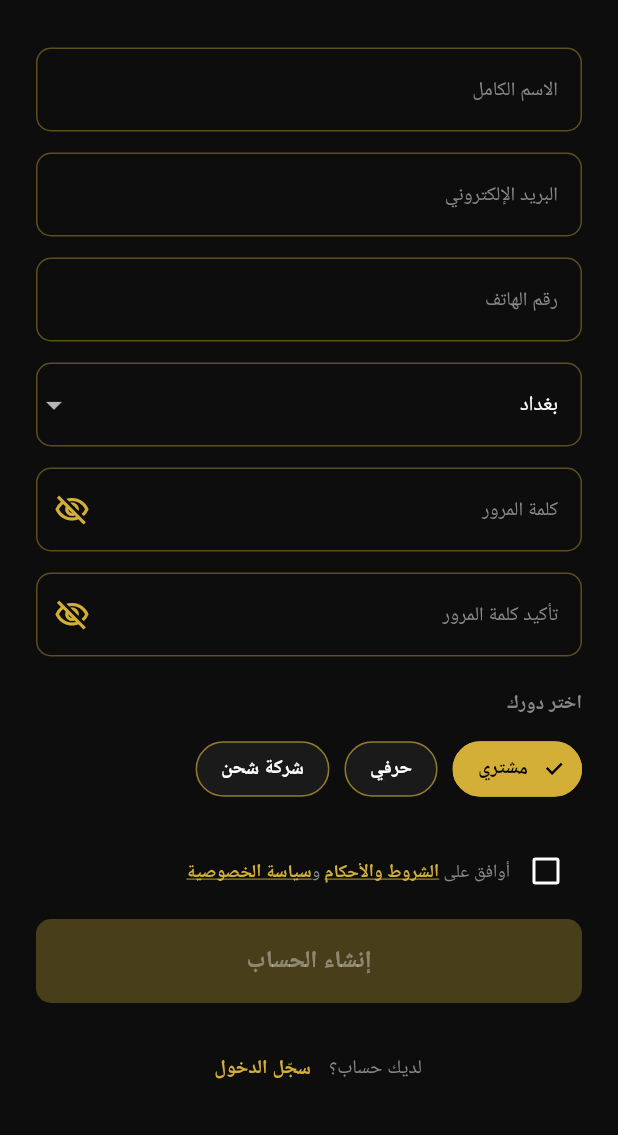
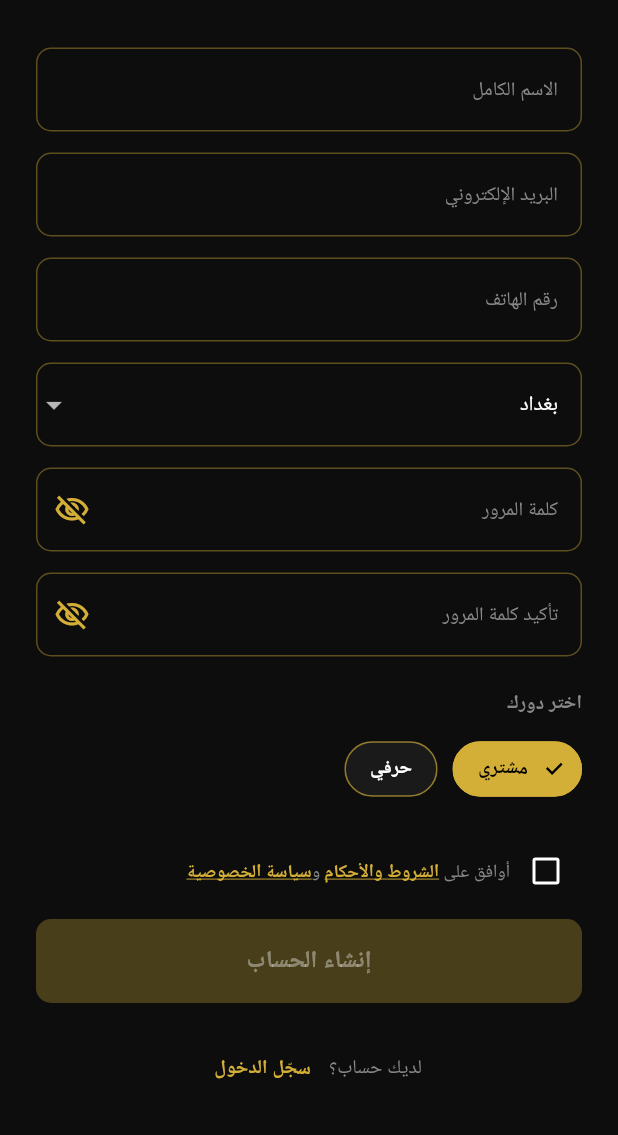
Before and after one commit to btar457/AL_HIRFA, a Flutter app: the RegisterScreen screen opened directly, on a phone screen of 412 x 824 dp, the part 101-1236 px from its top. Run offline on Flutter 3.47's test engine with Material 3 defaults, Android fonts, the phone set to English and light mode, and no system bars; our stand-ins replace app_links, cached_network_image, cloud_firestore, connectivity_plus, firebase_auth, firebase_core and 7 more; missing offline and left inert: aws_common, aws_signature_v4, firebase_app_check; accounts and stored records are empty; Roboto replaces fonts that are missing (Cairo).

Commit message:
Hide shipping-company registration option (shipping paused temporarily)
Removed the "شركة شحن" entry from onboarding_screen.dart's role grid
and register_screen.dart's role chips, so no new shipping-company
accounts can be created while the section is closed. ShippingRegisterScreen
and all underlying shipping code stay untouched — only the entry point
into it is hidden, matching the decision to keep shipping reversible.

Co-Authored-By: Claude Sonnet 5 <noreply@anthropic.com>
Claude-Session: https://claude.ai/code/session_01FCDWfnfAF6vDU23EdbefGp

```diff
--- a/lib/screens/auth/onboarding_screen.dart
+++ b/lib/screens/auth/onboarding_screen.dart
@@ -11,10 +11,12 @@ class OnboardingScreen extends StatefulWidget {
 class _OnboardingScreenState extends State<OnboardingScreen> {
   int? _selectedRole;
 
+  // "شركة شحن" مخفاة مؤقتاً من الاختيار — قسم الشحن مغلق (الحرفي يتكفّل
+  // بالتوصيل بنفسه حالياً). لم تُحذف شاشة تسجيل شركات الشحن نفسها، فقط هذا
+  // المدخل إليها — راجع register_screen.dart لنفس القرار.
   final _roles = const [
     {'emoji': '🛒', 'name': 'مشتري'},
     {'emoji': '🎨', 'name': 'حرفي'},
-    {'emoji': '🚚', 'name': 'شركة شحن'},
   ];
 
   void _continueToRegister() {
@@ -44,7 +46,7 @@ class _OnboardingScreenState extends State<OnboardingScreen> {
                     GridView.builder(
                       shrinkWrap: true,
                       physics: const NeverScrollableScrollPhysics(),
-                      gridDelegate: const SliverGridDelegateWithFixedCrossAxisCount(crossAxisCount: 3, crossAxisSpacing: 12, mainAxisSpacing: 12, childAspectRatio: 0.85),
+                      gridDelegate: const SliverGridDelegateWithFixedCrossAxisCount(crossAxisCount: 2, crossAxisSpacing: 12, mainAxisSpacing: 12, childAspectRatio: 0.85),
                       itemCount: _roles.length,
                       itemBuilder: (context, i) {
                         final selected = _selectedRole == i;
--- a/lib/screens/auth/register_screen.dart
+++ b/lib/screens/auth/register_screen.dart
@@ -30,8 +30,10 @@ class _RegisterScreenState extends State<RegisterScreen> {
   int _selectedRole = 0;
   String _selectedCity = kCities.first;
 
-  final _roles = const ['مشتري', 'حرفي', 'شركة شحن'];
-  static const _roleKeys = ['customer', 'artisan', 'shipping'];
+  // "شركة شحن" مخفاة مؤقتاً — قسم الشحن مغلق (راجع onboarding_screen.dart
+  // لنفس القرار). ShippingRegisterScreen نفسها لم تُحذف، فقط لا مدخل إليها.
+  final _roles = const ['مشتري', 'حرفي'];
+  static const _roleKeys = ['customer', 'artisan'];
 
   @override
   void initState() {
```
